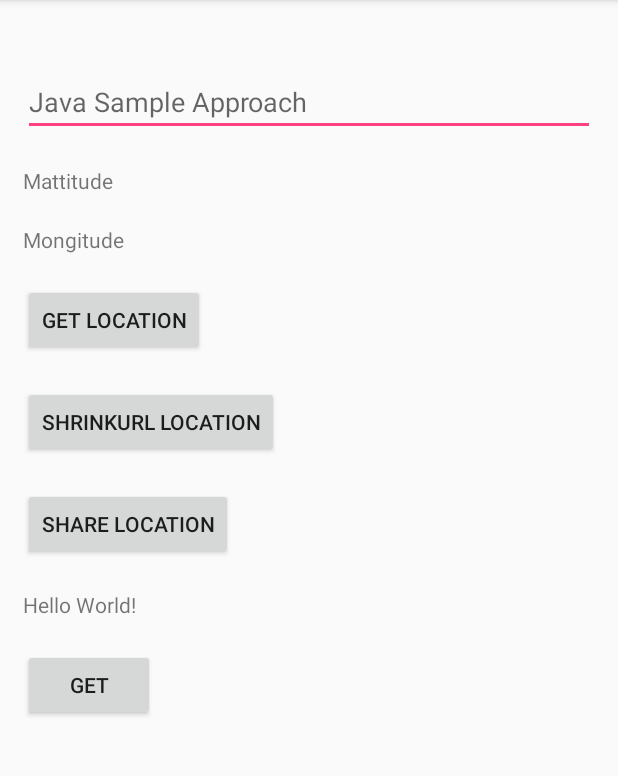
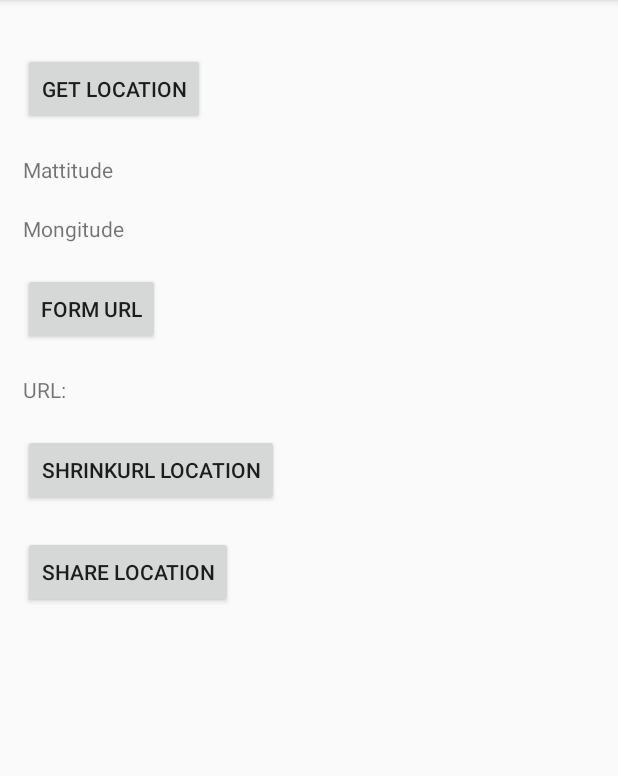
Before and after one commit to paulin/-, an Android app: the SendLocationActivity screen opened directly, with no data from a screen before it, after a tap on "GET LOCATION", on a phone screen of 412 x 824 dp, the part 84-860 px from its top. Run offline under Robolectric (Android 15) with nearby library versions, the phone set to English and light mode, and no system bars.

Commit message:
added the url, but working on the html

```diff
--- a/FriendFlare/src/main/java/com/mop/friendflare/SendLocationActivity.kt
+++ b/FriendFlare/src/main/java/com/mop/friendflare/SendLocationActivity.kt
@@ -16,22 +16,26 @@ import android.support.v4.app.ActivityCompat
 import android.support.v4.content.ContextCompat
 import android.support.v7.app.AlertDialog
 import android.support.v7.app.AppCompatActivity
+import android.text.Html
 import android.view.View
 import android.widget.Toast
 import com.google.android.gms.common.api.GoogleApiClient
-import com.google.android.gms.location.LocationRequest
+import com.google.android.gms.location.FusedLocationProviderClient
 import com.google.android.gms.location.LocationServices
 import kotlinx.android.synthetic.main.activity_location_request.*
 import kotlinx.android.synthetic.main.activity_send_location.*
 
 class SendLocationActivity : AppCompatActivity(), View.OnClickListener, com.google.android.gms.location.LocationListener {
 
+    private val ZOOM_LEVEL = 12
+    private val MAP_STRING_TEST = "http://maps.google.com/maps?f=q&source=s_q&hl=en&geocode=&q=48.71518,-122.107856&sll=47.61357,-122.33139&sspn=0.471215,1.242828&ie=UTF8&z=" + ZOOM_LEVEL
+
+
+    private val FRIEND_FLARE_MSG_TEMPLATE = "Here\'s my location: %s (sent via http://www.whereu-at.com )"
+
     private var REQUEST_LOCATION_CODE = 101
     private var mGoogleApiClient: GoogleApiClient? = null
-    private var mLocation: Location? = null
-    private var mLocationRequest: LocationRequest? = null
-    private val UPDATE_INTERVAL = (2 * 1000).toLong()  /* 10 secs */
-    private val FASTEST_INTERVAL: Long = 2000 /* 2 sec */
+    private lateinit var mFusedLocationClient: FusedLocationProviderClient;
 
     var id = 0
 
@@ -60,31 +64,20 @@ class SendLocationActivity : AppCompatActivity(), View.OnClickListener, com.goog
 
     @SuppressLint("MissingPermission")
     private fun getLocation() {
-        mLocation = LocationServices.FusedLocationApi.getLastLocation(mGoogleApiClient);
+        mFusedLocationClient.lastLocation
+                .addOnSuccessListener { location : Location? ->
+                    // Got last known location. In some rare situations this can be null.
+                    if (location != null) {
+                        tvLatitude.text = location!!.latitude.toString()
+                        tvLongitude.text = location!!.longitude.toString()
+                    } else {
+                        Toast.makeText(this, "Location not Detected", Toast.LENGTH_SHORT).show();
+                    }
+                }
 
-        if (mLocation == null) {
-            startLocationUpdates();
-        }
-        if (mLocation != null) {
-            tvLatitude.text = mLocation!!.latitude.toString()
-            tvLongitude.text = mLocation!!.longitude.toString()
-        } else {
-            Toast.makeText(this, "Location not Detected", Toast.LENGTH_SHORT).show();
-        }
     }
 
-    private fun startLocationUpdates() {
-        // Create the location request
-        mLocationRequest = LocationRequest.create()
-                .setPriority(LocationRequest.PRIORITY_HIGH_ACCURACY)
-                .setInterval(UPDATE_INTERVAL)
-                .setFastestInterval(FASTEST_INTERVAL)
-        // Request location updates
-        if (ActivityCompat.checkSelfPermission(this, Manifest.permission.ACCESS_FINE_LOCATION) != PackageManager.PERMISSION_GRANTED && ActivityCompat.checkSelfPermission(this, Manifest.permission.ACCESS_COARSE_LOCATION) != PackageManager.PERMISSION_GRANTED) {
-            return
-        }
-        LocationServices.FusedLocationApi.requestLocationUpdates(mGoogleApiClient, mLocationRequest, this)
-    }
+
 
     override fun onCreate(savedInstanceState: Bundle?) {
         super.onCreate(savedInstanceState)
@@ -101,6 +94,20 @@ class SendLocationActivity : AppCompatActivity(), View.OnClickListener, com.goog
 
         btGetGeo.setOnClickListener(this)
 
+        btFormURL.setOnClickListener {
+            Toast.makeText(this, "Form URL", Toast.LENGTH_LONG).show()
+
+
+//            tvLongURL.setText("http://maps.google.com/maps?f=q&source=s_q&hl=en&geocode=&q=${tvLatitude.text},${tvLongitude.text}&ie=UTF8&z=$ZOOM_LEVEL")
+
+            var bodyData = "<html> <a href=\\\"http://maps.google.com/maps?f=q&source=s_q&hl=en&geocode=&q=${tvLatitude.text},${tvLongitude.text}&ie=UTF8&z=$ZOOM_LEVEL\">Click HERE</a> </html>"
+            if (android.os.Build.VERSION.SDK_INT >= android.os.Build.VERSION_CODES.N) {
+                tvLongURL.setText(Html.fromHtml(bodyData,Html.FROM_HTML_MODE_LEGACY));
+            } else {
+                tvLongURL.setText(Html.fromHtml(bodyData));
+            }
+            //values.put("Content", edtContent.text.toString())
+        }
 
         btShrink.setOnClickListener {
             Toast.makeText(this, "Shrinking URL", Toast.LENGTH_LONG).show()
@@ -113,6 +120,8 @@ class SendLocationActivity : AppCompatActivity(), View.OnClickListener, com.goog
         btSend.setOnClickListener {
             Toast.makeText(this, "Sending Geo", Toast.LENGTH_LONG).show()
         }
+
+        mFusedLocationClient = LocationServices.getFusedLocationProviderClient(this);
 
         tvLatitude.text = "Mattitude"
         tvLongitude.text = "Mongitude"
--- a/FriendFlare/src/main/res/layout/activity_send_location.xml
+++ b/FriendFlare/src/main/res/layout/activity_send_location.xml
@@ -5,13 +5,12 @@
     android:orientation="vertical"
     android:padding="15dp">
 
-    <EditText
-        android:id="@+id/edtTitle"
-        android:layout_width="match_parent"
+    <Button
+        android:id="@+id/btGetGeo"
+        android:layout_width="wrap_content"
         android:layout_height="wrap_content"
-        android:layout_marginTop="30dp"
-        android:hint="Java Sample Approach"
-        android:inputType="textPersonName" />
+        android:layout_marginTop="20dp"
+        android:text="Get Location" />
 
     <TextView
         android:id="@+id/tvLatitude"
@@ -31,11 +30,20 @@
 
 
     <Button
-        android:id="@+id/btGetGeo"
+        android:id="@+id/btFormURL"
         android:layout_width="wrap_content"
         android:layout_height="wrap_content"
         android:layout_marginTop="20dp"
-        android:text="Get Location" />
+        android:text="Form URL" />
+
+    <TextView
+        android:id="@+id/tvLongURL"
+        android:layout_width="match_parent"
+        android:layout_height="wrap_content"
+        android:layout_marginTop="20dp"
+        android:hint="Latitude."
+        android:inputType="textMultiLine"
+        android:text="URL:" />
 
     <Button
         android:id="@+id/btShrink"
@@ -51,16 +59,4 @@
         android:layout_marginTop="20dp"
         android:text="Share Location" />
 
-    <TextView android:id="@+id/geoTextView"
-        android:layout_width="wrap_content"
-        android:layout_height="wrap_content"
-        android:layout_marginTop="20dp"
-        android:text="Hello World!"/>
-
-    <Button android:id="@+id/geoGetButton"
-        android:layout_width="wrap_content"
-        android:layout_height="wrap_content"
-        android:layout_marginTop="20dp"
-        android:text="Get"
-        />
 </LinearLayout>
```
